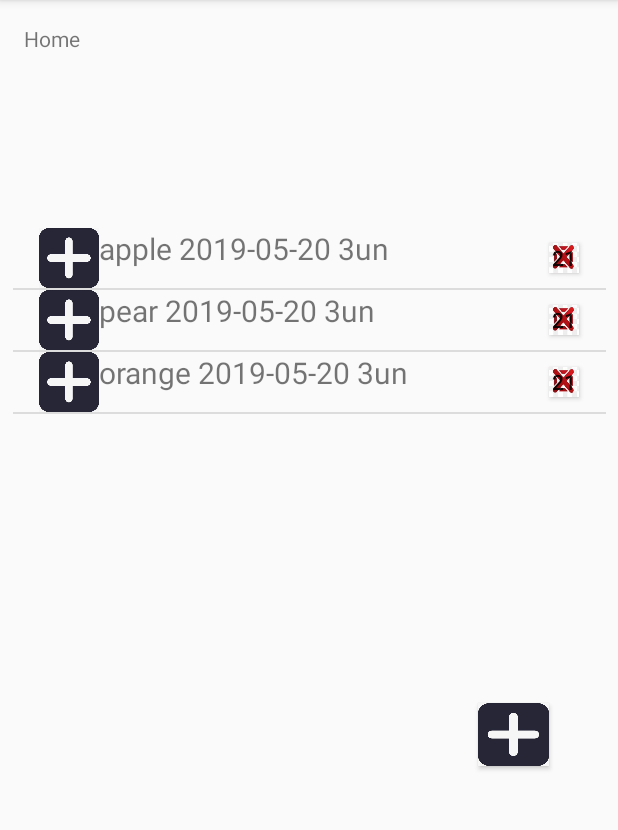
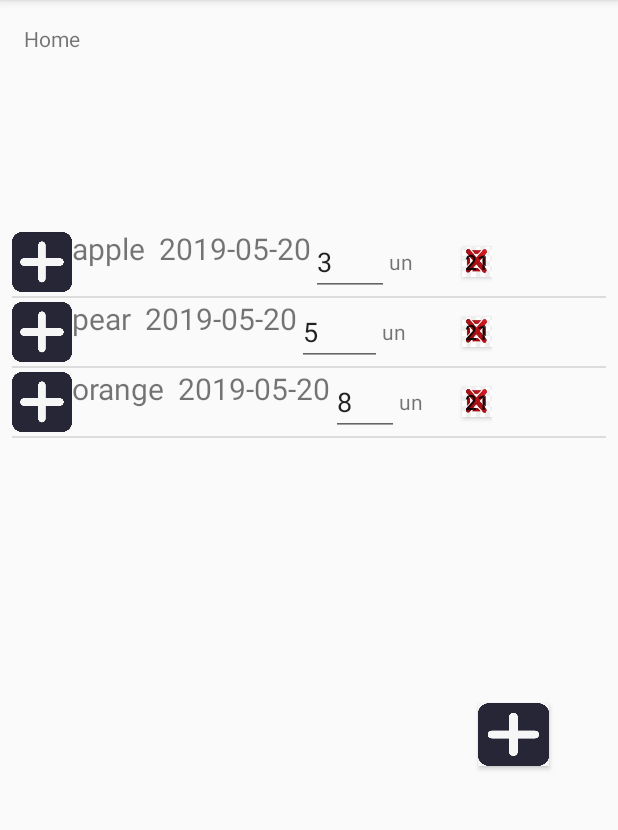
Before and after one commit to wanghanting/ihm-android, an Android app: the screen it shows after launch (MainActivity), on a phone screen of 412 x 824 dp, the part 84-914 px from its top. Run offline under Robolectric (Android 15) with nearby library versions, the phone set to English and light mode, and no system bars.

Commit message:
#5 change quantity on the page

```diff
--- a/app/build.gradle
+++ b/app/build.gradle
@@ -25,4 +25,5 @@ dependencies {
     testImplementation 'junit:junit:4.12'
     androidTestImplementation 'com.android.support.test:runner:1.0.2'
     androidTestImplementation 'com.android.support.test.espresso:espresso-core:3.0.2'
+    implementation 'com.android.support:design:27.1.1'
 }
--- a/app/src/main/java/com/example/ihm_android/Aliment.java
+++ b/app/src/main/java/com/example/ihm_android/Aliment.java
@@ -1,7 +1,5 @@
 package com.example.ihm_android;
 
-import java.text.DateFormat;
-import java.text.SimpleDateFormat;
 import java.util.Date;
 
 public class Aliment {
@@ -20,4 +18,5 @@ public class Aliment {
     Date getExpirationDate(){return this.expirationDate;}
     int getQuantite(){return this.quantite;}
     String getUnite(){return this.unite;}
+    void setQuantite(int q) {this.quantite=q;}
 }
--- a/app/src/main/java/com/example/ihm_android/Data.java
+++ b/app/src/main/java/com/example/ihm_android/Data.java
@@ -31,8 +31,8 @@ public class Data extends Application {
 
         Date date1 = df.parse("2019-05-20");
         this.aliment_list.add(new Aliment("apple",date1,3,"un"));
-        this.aliment_list.add(new Aliment("pear",date1,3,"un"));
-        this.aliment_list.add(new Aliment("orange",date1,3,"un"));
+        this.aliment_list.add(new Aliment("pear",date1,5,"un"));
+        this.aliment_list.add(new Aliment("orange",date1,8,"un"));
     }
 
     void initialFoodList (){
@@ -41,19 +41,24 @@ public class Data extends Application {
             Aliment food = this.aliment_list.get(i);
             Map<String, Object> map = new HashMap<String, Object>();
             map.put("image", R.drawable.add);
-            map.put("aliment", food.getNom()+" "+df.format(food.getExpirationDate())+" "+food.getQuantite()+food.getUnite());
-            map.put("suprimer", R.drawable.cross);
+            map.put("aliment", food.getNom()+"  "+df.format(food.getExpirationDate()));
+            map.put("num",food.getQuantite());
+            map.put("unite",food.getUnite());
+            map.put("supprimer", R.drawable.cross);
             this.food_list.add(map);
         }
     }
     ArrayList<Map<String,Object>> getFood_list(){ return this.food_list;}
+    ArrayList<Aliment> getAliment_list(){ return this.aliment_list;}
 
 
     void addFood(Aliment aliment){
         this.aliment_list.add(aliment);
         Map<String, Object> map = new HashMap<String, Object>();
         map.put("image", R.drawable.add);
-        map.put("aliment", aliment.getNom()+" "+df.format(aliment.getExpirationDate())+" "+aliment.getQuantite()+aliment.getUnite() );
+        map.put("aliment", aliment.getNom()+"  "+df.format(aliment.getExpirationDate()) );
+        map.put("num",aliment.getQuantite());
+        map.put("unite",aliment.getUnite());
         map.put("suprimer", R.drawable.cross);
         this.food_list.add(map);
 
--- a/app/src/main/java/com/example/ihm_android/MainActivity.java
+++ b/app/src/main/java/com/example/ihm_android/MainActivity.java
@@ -5,12 +5,17 @@ import android.content.Intent;
 import android.os.Bundle;
 
 import android.support.v7.app.AppCompatActivity;
+import android.text.Editable;
+import android.text.TextWatcher;
+import android.view.Gravity;
 import android.view.View;
 import android.view.ViewGroup;
 import android.widget.AdapterView;
 import android.widget.Button;
+import android.widget.EditText;
 import android.widget.ListView;
 import android.widget.SimpleAdapter;
+import android.widget.TextSwitcher;
 import android.widget.TextView;
 import android.widget.Toast;
 
@@ -22,7 +27,6 @@ public class MainActivity extends AppCompatActivity {
     private Context mContext;
     private TextView mTextMessage;
     private Button ajouterButton;
-    private Button supprimerButton;
     private ListView listView;
 
 
@@ -33,9 +37,9 @@ public class MainActivity extends AppCompatActivity {
         public View getView(int position, View convertView, ViewGroup parent) {
             View v = super.getView(position, convertView, parent);
 
-            Button btn=(Button) v.findViewById(R.id.supprimer);
-            btn.setTag(position);
-            btn.setOnClickListener(new View.OnClickListener() {
+            Button supprimerButton=(Button) v.findViewById(R.id.supprimer);
+            supprimerButton.setTag(position);
+            supprimerButton.setOnClickListener(new View.OnClickListener() {
 
                 @Override
                 public void onClick(View v) {
@@ -44,6 +48,39 @@ public class MainActivity extends AppCompatActivity {
                     notifyDataSetChanged();
                 }
             });
+
+            final EditText num = (EditText) v.findViewById(R.id.numCurrent);
+            num.setTag(position);
+            num.setOnClickListener(new View.OnClickListener() {
+                @Override
+                public void onClick(final View v) {
+                    int i = (int) v.getTag();
+                    Toast toast = Toast.makeText(MainActivity.this,"you click" +i + "st item",Toast.LENGTH_SHORT);
+                    toast.setGravity(Gravity.CENTER, 0, 0);
+                    toast.show();
+                    num.requestFocus();
+                    num.findFocus();
+                    num.addTextChangedListener(new TextWatcher() {
+                        @Override
+                        public void beforeTextChanged(CharSequence s, int start, int count,int after) {
+                        }
+                        @Override
+                        public void onTextChanged(CharSequence s, int start, int before, int count) {
+                        }
+                        @Override
+                        public void afterTextChanged(Editable edit) {
+                            Data data = (Data) getApplication();
+                            data.getAliment_list().get((int)v.getTag()).setQuantite(Integer.parseInt(num.getText().toString()));
+                            Toast toast1 =Toast.makeText(MainActivity.this,"you click" +v.getTag() + "st item"+data.getAliment_list().get((int)v.getTag()).getQuantite(),Toast.LENGTH_SHORT);
+                            toast1.setGravity(Gravity.CENTER, 0, 0);
+                            toast1.show();
+                        }
+
+                    });
+
+                }
+            });
+
             return v;
         }
 
@@ -61,16 +98,12 @@ public class MainActivity extends AppCompatActivity {
         Data data1= (Data)getApplication();
         listView = (ListView)findViewById(R.id.list_food) ;
 
-        MySimpleAdapter adapter = new MySimpleAdapter(this,data1.getFood_list(),R.layout.list_item,new String[] {"image", "aliment","suprimer"}, new int[] {R.id.imageView1,R.id.textView1,R.id.supprimer});
-
-
+        MySimpleAdapter adapter = new MySimpleAdapter(this,data1.getFood_list(),R.layout.list_item,new String[] {"image", "aliment","num","unite","supprimer"}, new int[] {R.id.imageView1,R.id.textView1,R.id.numCurrent,R.id.unite,R.id.supprimer});
         listView.setAdapter(adapter);
-        int numId;
         listView.setOnItemClickListener(new AdapterView.OnItemClickListener(){
-            //list点击事件
             @Override
             public void onItemClick(AdapterView<?> parent, View view, int position, long id) {
-                Toast.makeText(MainActivity.this,"你点击了第" + position + "项",Toast.LENGTH_SHORT).show();
+                Toast.makeText(MainActivity.this,"you click" + position + "st item",Toast.LENGTH_SHORT).show();
             }
         });
 
--- a/app/src/main/res/layout/activity_main.xml
+++ b/app/src/main/res/layout/activity_main.xml
@@ -35,7 +35,7 @@
 
     <ListView
         android:id="@+id/list_food"
-        android:layout_width="395dp"
+        android:layout_width="0dp"
         android:layout_height="200dp"
         android:layout_marginStart="8dp"
         android:layout_marginTop="8dp"
--- a/app/src/main/res/layout/list_item.xml
+++ b/app/src/main/res/layout/list_item.xml
@@ -2,29 +2,51 @@
 <LinearLayout xmlns:android="http://schemas.android.com/apk/res/android"
     xmlns:app="http://schemas.android.com/apk/res-auto"
     android:id="@+id/list_item"
-    android:layout_width="match_parent"
+    android:layout_width="320dp"
     android:layout_height="wrap_content"
     android:gravity="center"
-    android:orientation="horizontal">
+    android:orientation="horizontal"
+    android:focusable="true"
+    android:focusableInTouchMode="true">
 
     <ImageView
         android:id="@+id/imageView1"
         android:layout_width="40dp"
-        android:layout_height="40dp"
+        android:layout_height="match_parent"
         android:contentDescription="@string/ajouter"
         android:src="@drawable/add"
         app:srcCompat="@drawable/add" />
 
     <TextView
         android:id="@+id/textView1"
-        android:layout_width="300dp"
+        android:layout_width="wrap_content"
         android:layout_height="match_parent"
         android:text="@string/nom_de_aliment"
         android:textSize="20sp" />
+
+    <EditText
+        android:id="@+id/numCurrent"
+        android:layout_width="20dp"
+        android:layout_height="wrap_content"
+        android:layout_weight="1"
+        android:ems="10"
+        android:hint="@string/num"
+        android:importantForAutofill="no"
+        android:inputType="numberDecimal"
+        android:text="@string/num"
+        />
+
+    <TextView
+        android:id="@+id/unite"
+        android:layout_width="wrap_content"
+        android:layout_height="wrap_content"
+        android:layout_weight="1" />
 
     <Button
         android:id="@+id/supprimer"
         android:layout_width="20dp"
         android:layout_height="20dp"
-        android:background="@drawable/cross" />
+        android:background="@drawable/cross"
+        android:focusable="false"/>
+
 </LinearLayout>
--- a/app/src/main/res/values/strings.xml
+++ b/app/src/main/res/values/strings.xml
@@ -10,4 +10,5 @@
     <string name="phone">telephone</string>
     <string name="contenu">SMS contenu</string>
     <string name="send">SMS envoyer</string>
+    <string name="num">0</string>
 </resources>
```
